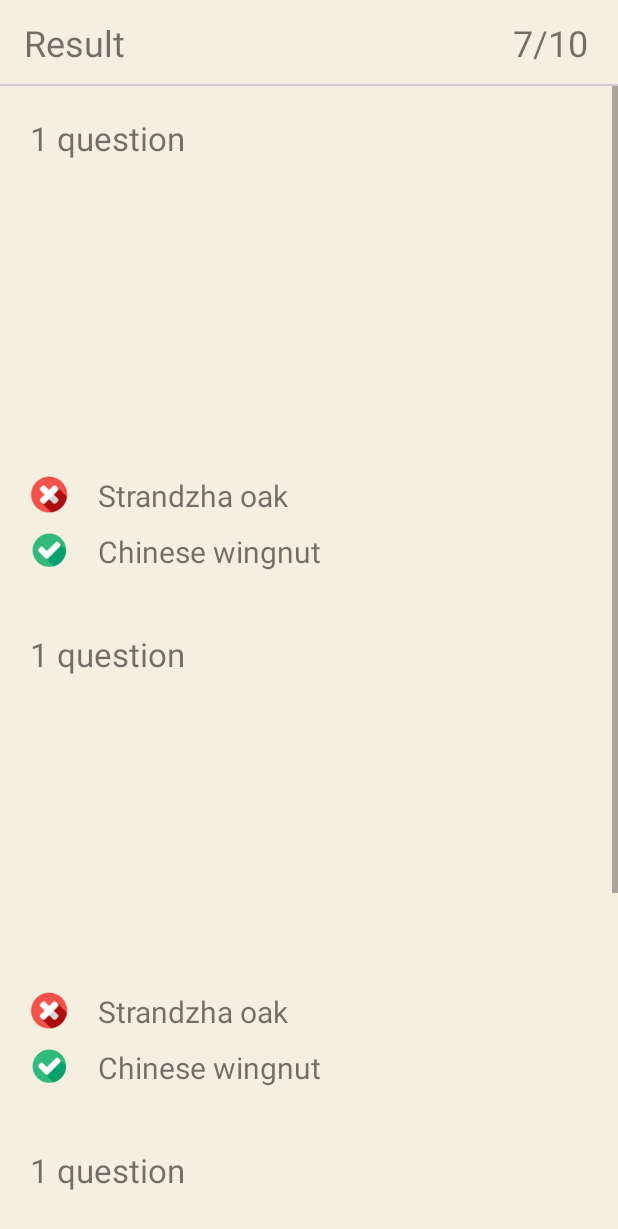
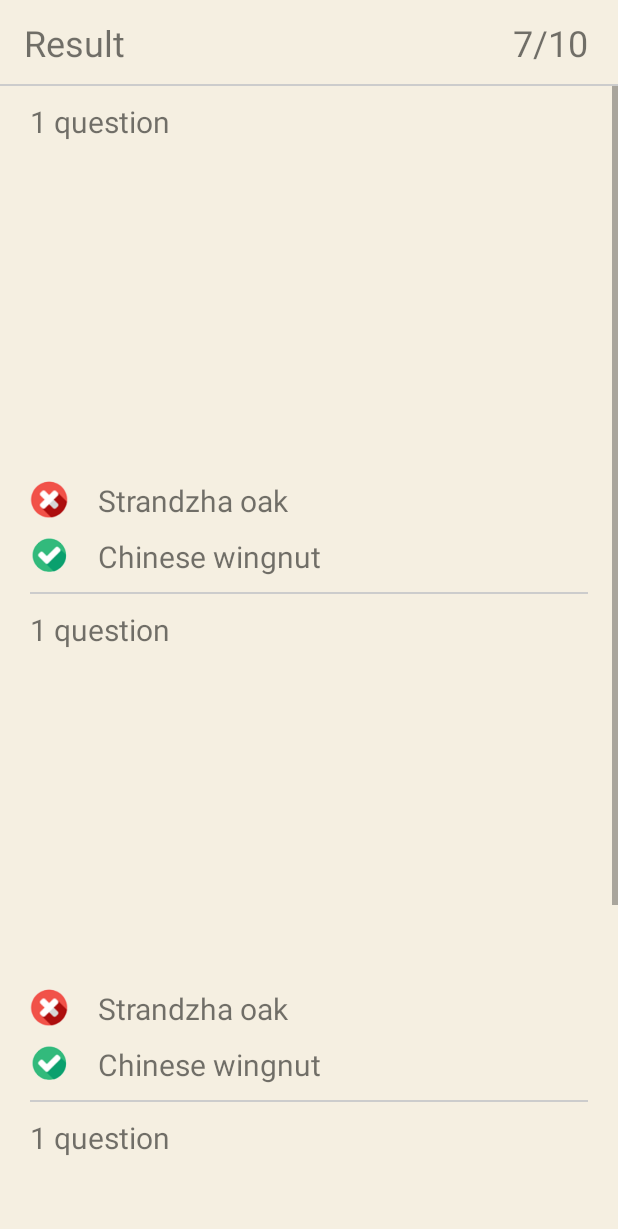
Before and after one commit to AlyonaChebanyk/TreeApp, an Android app: the layout fragment_test_result.xml on its own in the app's theme, with its tools: preview values and no code run, on a phone screen of 412 x 824 dp. Shown: the top 1229 px of the screen. Run offline under Robolectric (Android 15) with nearby library versions, the light colour scheme and no system bars; Roboto replaces fonts that are not available here.

Commit message:
test result page

```diff
--- a/app/src/main/java/com/example/treeapp/di/AppModule.kt
+++ b/app/src/main/java/com/example/treeapp/di/AppModule.kt
@@ -2,9 +2,11 @@ package com.example.treeapp.di
 
 import com.example.treeapp.Repository
 import com.example.treeapp.ui.test_page.test_passing.TestPresenter
+import com.example.treeapp.ui.test_page.test_result.TestResultPresenter
 import org.koin.dsl.module
 
 val appModule = module {
     factory { TestPresenter(get()) }
+    factory { TestResultPresenter() }
     single { Repository() }
 }
--- a/app/src/main/res/layout/fragment_test_result.xml
+++ b/app/src/main/res/layout/fragment_test_result.xml
@@ -1,38 +1,50 @@
 <?xml version="1.0" encoding="utf-8"?>
 <LinearLayout xmlns:android="http://schemas.android.com/apk/res/android"
+    xmlns:app="http://schemas.android.com/apk/res-auto"
     xmlns:tools="http://schemas.android.com/tools"
     android:layout_width="match_parent"
     android:layout_height="match_parent"
-    xmlns:app="http://schemas.android.com/apk/res-auto"
-    tools:context=".ui.test_page.TestResultFragment"
+    android:background="@color/background_color"
     android:orientation="vertical"
-    android:background="@color/background_color">
+    tools:context=".ui.test_page.test_result.TestResultFragment">
 
     <androidx.appcompat.widget.Toolbar
         android:layout_width="match_parent"
         android:layout_height="?android:actionBarSize">
+
         <androidx.constraintlayout.widget.ConstraintLayout
             android:layout_width="match_parent"
             android:layout_height="match_parent">
+
             <TextView
                 android:layout_width="wrap_content"
                 android:layout_height="wrap_content"
+                android:text="Result"
                 android:textSize="24sp"
-                android:text="Result"
-                app:layout_constraintTop_toTopOf="parent"
                 app:layout_constraintBottom_toBottomOf="parent"
-                app:layout_constraintStart_toStartOf="parent"/>
+                app:layout_constraintStart_toStartOf="parent"
+                app:layout_constraintTop_toTopOf="parent" />
+
             <TextView
-                app:layout_constraintTop_toTopOf="parent"
-                app:layout_constraintBottom_toBottomOf="parent"
-                app:layout_constraintEnd_toEndOf="parent"
                 android:id="@+id/resultTextView"
                 android:layout_width="wrap_content"
                 android:layout_height="wrap_content"
+                android:text="7"
                 android:textSize="24sp"
-                android:gravity="right"
-                android:text="7/10"
-                android:layout_marginEnd="20dp"/>
+                app:layout_constraintBottom_toBottomOf="parent"
+                app:layout_constraintEnd_toStartOf="@id/questionAmountTextView"
+                app:layout_constraintTop_toTopOf="parent" />
+
+            <TextView
+                android:id="@+id/questionAmountTextView"
+                android:layout_width="wrap_content"
+                android:layout_height="wrap_content"
+                android:layout_marginEnd="20dp"
+                android:text="/10"
+                android:textSize="24sp"
+                app:layout_constraintBottom_toBottomOf="parent"
+                app:layout_constraintEnd_toEndOf="parent"
+                app:layout_constraintTop_toTopOf="parent" />
         </androidx.constraintlayout.widget.ConstraintLayout>
 
     </androidx.appcompat.widget.Toolbar>
@@ -40,43 +52,49 @@
     <View
         android:layout_width="match_parent"
         android:layout_height="1dp"
-        android:background="#CCC"/>
+        android:background="#CCC" />
 
     <ScrollView
         android:layout_width="match_parent"
         android:layout_height="wrap_content">
+
         <androidx.constraintlayout.widget.ConstraintLayout
             android:layout_width="match_parent"
             android:layout_height="match_parent">
+
             <androidx.recyclerview.widget.RecyclerView
-                app:layout_constraintTop_toTopOf="parent"
                 android:id="@+id/testResultRecyclerView"
                 android:layout_width="match_parent"
                 android:layout_height="wrap_content"
-                tools:listitem="@layout/test_result_item"/>
+                app:layout_constraintTop_toTopOf="parent"
+                tools:listitem="@layout/test_result_item" />
+
             <Button
-                app:layout_constraintWidth_percent="0.499"
+                android:id="@+id/passTestAgainButton"
                 android:layout_width="0dp"
                 android:layout_height="50dp"
+                android:layout_marginTop="10dp"
+                android:backgroundTint="@color/background_color"
+                android:text="Pass test again"
+                android:textAllCaps="false"
+                android:textColor="#706E67"
                 app:layout_constraintStart_toStartOf="parent"
-                android:textColor="#706E67"
-                android:backgroundTint="@color/background_color"
                 app:layout_constraintTop_toBottomOf="@id/testResultRecyclerView"
-                android:layout_marginTop="10dp"
-                android:text="Pass test again"
-                android:textAllCaps="false"/>
+                app:layout_constraintWidth_percent="0.499" />
+
             <Button
-                app:layout_constraintWidth_percent="0.499"
+                android:id="@+id/backToMainPageButton"
                 android:layout_width="0dp"
                 android:layout_height="50dp"
+                android:layout_marginTop="10dp"
+                android:backgroundTint="@color/background_color"
+                android:text="Back to main page"
+                android:textAllCaps="false"
+                android:textColor="#706E67"
                 app:layout_constraintEnd_toEndOf="parent"
-                android:textColor="#706E67"
-                android:backgroundTint="@color/background_color"
-                android:textAllCaps="false"
                 app:layout_constraintTop_toBottomOf="@id/testResultRecyclerView"
-                android:layout_marginTop="10dp"
 
-                android:text="Back to main page"/>
+                app:layout_constraintWidth_percent="0.499" />
         </androidx.constraintlayout.widget.ConstraintLayout>
 
     </ScrollView>
--- a/app/src/main/res/layout/test_result_item.xml
+++ b/app/src/main/res/layout/test_result_item.xml
@@ -3,27 +3,28 @@
     android:layout_width="match_parent"
     android:layout_height="wrap_content"
     xmlns:app="http://schemas.android.com/apk/res-auto"
-    android:padding="20dp"
-    android:background="@color/background_color">
+    android:paddingHorizontal="20dp"
+    android:background="@color/background_color"
+    android:paddingTop="10dp">
 
     <TextView
         android:id="@+id/questionNumberTextView"
         android:layout_width="wrap_content"
         android:layout_height="wrap_content"
-        android:textSize="22sp"
+        android:textSize="20sp"
         android:text="1"
         app:layout_constraintTop_toTopOf="parent"
-        app:layout_constraintStart_toStartOf="parent"/>
+        app:layout_constraintStart_toStartOf="parent" />
     <TextView
         android:layout_width="wrap_content"
         android:layout_height="wrap_content"
-        android:textSize="22sp"
+        android:textSize="20sp"
         android:text=" question"
         app:layout_constraintTop_toTopOf="parent"
         app:layout_constraintStart_toEndOf="@id/questionNumberTextView"/>
 
-
     <ImageView
+        android:layout_marginTop="10dp"
         android:id="@+id/habitTestResultItemImageView"
         app:layout_constraintTop_toBottomOf="@id/questionNumberTextView"
         app:layout_constraintStart_toStartOf="parent"
@@ -33,6 +34,7 @@
         android:scaleType="center"/>
 
     <ImageView
+        android:layout_marginTop="10dp"
         android:id="@+id/leafTestResultItemImageView"
         app:layout_constraintTop_toBottomOf="@id/questionNumberTextView"
         app:layout_constraintEnd_toEndOf="parent"
@@ -47,12 +49,13 @@
         android:layout_width="match_parent"
         android:layout_height="wrap_content"
         android:orientation="horizontal"
-        android:layout_marginTop="10dp">
+        android:layout_marginTop="15dp">
         <ImageView
             android:layout_width="25dp"
             android:layout_height="25dp"
             android:src="@drawable/ic_incorrect"/>
         <TextView
+            android:id="@+id/wrongAnswerTextView"
             android:layout_width="wrap_content"
             android:layout_height="wrap_content"
             android:textSize="20sp"
@@ -72,6 +75,7 @@
             android:layout_height="25dp"
             android:src="@drawable/ic_correct"/>
         <TextView
+            android:id="@+id/correctAnswerTextView"
             android:layout_width="wrap_content"
             android:layout_height="wrap_content"
             android:textSize="20sp"
@@ -79,4 +83,12 @@
             android:layout_marginStart="20dp"/>
     </LinearLayout>
 
+    <View
+        app:layout_constraintTop_toBottomOf="@id/correctAnswerLayout"
+        android:layout_marginTop="10dp"
+        android:layout_width="match_parent"
+        android:layout_height="1dp"
+        android:background="#CCC"
+        app:layout_constraintBottom_toBottomOf="parent"/>
+
 </androidx.constraintlayout.widget.ConstraintLayout>
```
Also changed, not shown: app/src/main/java/com/example/treeapp/ui/TestResultFragment.kt (deleted, +0 -22 lines), app/src/main/java/com/example/treeapp/ui/test_page/test_passing/TestPresenter.kt (+13 -35 lines), app/src/main/java/com/example/treeapp/ui/test_page/test_result/TestResultAdapter.kt (added, +24 -0 lines), app/src/main/java/com/example/treeapp/ui/test_page/test_result/TestResultFragment.kt (added, +59 -0 lines), app/src/main/java/com/example/treeapp/ui/test_page/test_result/TestResultItem.kt (added, +8 -0 lines), app/src/main/java/com/example/treeapp/ui/test_page/test_result/TestResultPresenter.kt (added, +24 -0 lines), app/src/main/java/com/example/treeapp/ui/test_page/test_result/TestResultView.kt (added, +7 -0 lines), app/src/main/java/com/example/treeapp/ui/test_page/test_result/TestResultViewHolder.kt (added, +23 -0 lines), app/src/main/res/navigation/nav.xml (+9 -2 lines).
